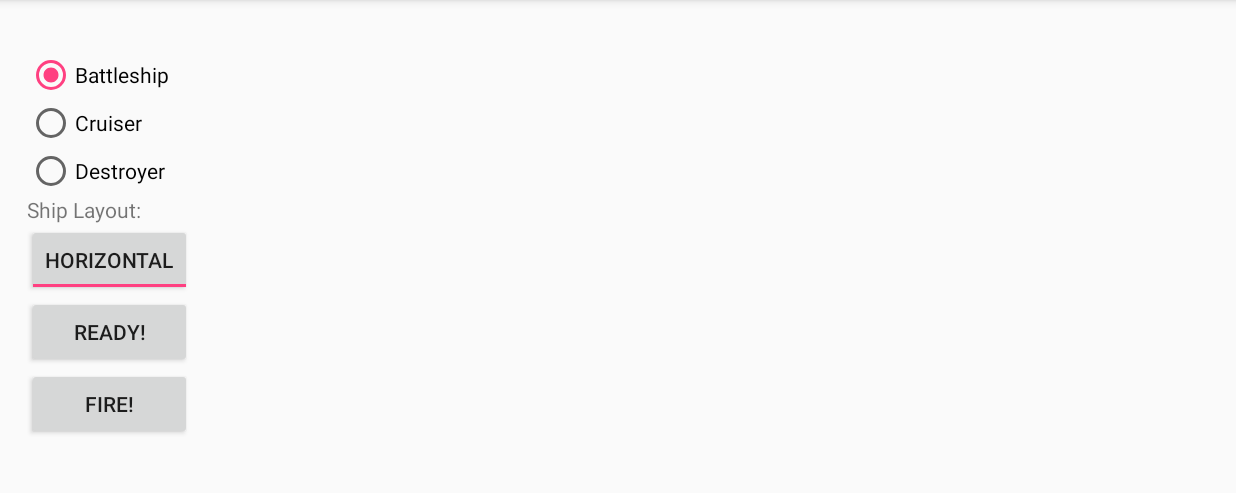
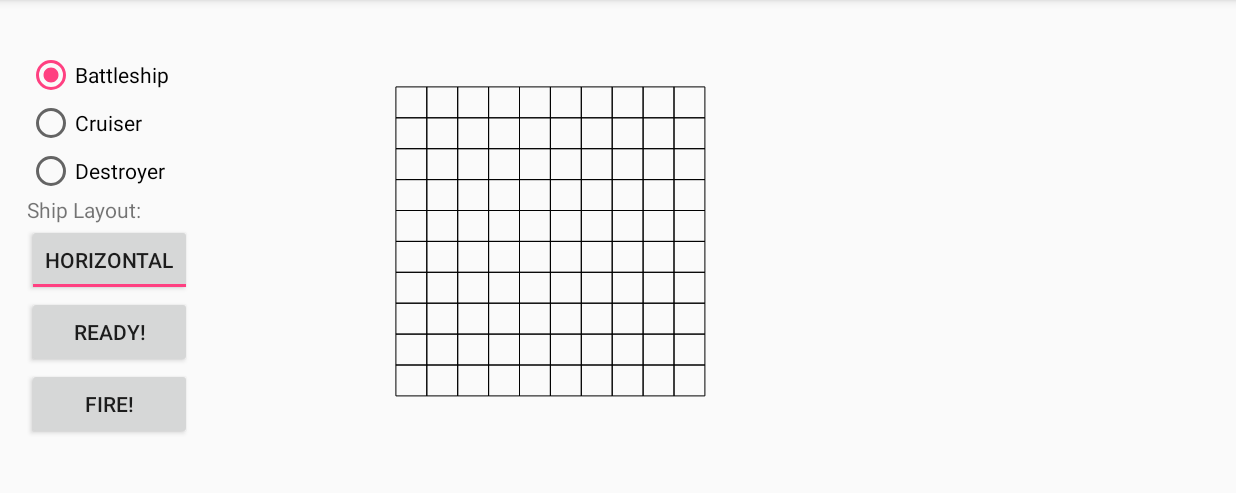
Before and after one commit to mandakos/Laivanupotus, an Android app: the screen it shows after launch (ShipSettingActivity), after a tap on "READY!", on a phone screen of 824 x 412 dp (held sideways), the part 72-565 px from its top. Run offline under Robolectric (Android 15) with nearby library versions, the light colour scheme and no system bars.

Commit message:
oman ruudukon piirto onnistuu nyt

```diff
--- a/app/src/main/java/ryhma3/laivanupotus/ShipSettingActivity.java
+++ b/app/src/main/java/ryhma3/laivanupotus/ShipSettingActivity.java
@@ -22,7 +22,7 @@ public class ShipSettingActivity extends AppCompatActivity {
 
     ShipView shipView;
     ToggleButton toggleBtn;
-    RadioGroup ships;
+    RadioGroup shipsRadioGroup;
     Button readyButton;
     Button fireButton;
     Ship battleship, cruiser, destroyer;
@@ -38,8 +38,8 @@ public class ShipSettingActivity extends AppCompatActivity {
         toggleBtn.setText(getString(R.string.horizontal));
         toggleBtn.setTextOn(getString(R.string.horizontal));
         toggleBtn.setTextOff(getString(R.string.vertical));
-
-        ships = findViewById(R.id.radioShips);
+        shipsRadioGroup = findViewById(R.id.radioShips);
+        shipView = findViewById(R.id.ship_view);
 
         readyButton = findViewById(R.id.readyButton);
         readyButton.setOnClickListener(new Button.OnClickListener(){
@@ -50,9 +50,9 @@ public class ShipSettingActivity extends AppCompatActivity {
                 //Siirrä tämä logiikka Viewiin
                 int x = 0, y = 0;
                 String orientation = toggleBtn.getText().toString();
-                int radioButtonID = ships.getCheckedRadioButtonId();
+                int radioButtonID = shipsRadioGroup.getCheckedRadioButtonId();
                 RadioButton radioButton = findViewById(radioButtonID);
-                int radioIndex = ships.indexOfChild(radioButton);
+                int radioIndex = shipsRadioGroup.indexOfChild(radioButton);
                 Log.d(TAG, "You tried to create a " + radioButton.getText() + " with " + orientation + " orientation.");
                 Log.d(TAG, "radioButtonIndex is " + radioIndex);
                 switch(radioIndex){
@@ -90,7 +90,6 @@ public class ShipSettingActivity extends AppCompatActivity {
                 //TODO: Ampumisen ohjelmalogiikka
             }
         });
-        shipView = new ShipView(this, getLayoutWidth());
     }
 
     public float getLayoutWidth(){
--- a/app/src/main/java/ryhma3/laivanupotus/ShipView.java
+++ b/app/src/main/java/ryhma3/laivanupotus/ShipView.java
@@ -62,9 +62,8 @@ public class ShipView extends View implements Runnable {
     boolean shipsBeingSet = true; //true = laivojenasettelutila, false = taistelutila. Näkymä alkaa oletuksena asettelutilassa
     boolean myTurn = false; //Oletuksena kummankaan pelaajan vuoro ei ole vielä. Pelaaja voi ampua vain kun on hänen vuoronsa
 
-    public ShipView(Context context, float layoutWidth) {
+    public ShipView(Context context) {
         super(context);
-        this.layoutWidth = layoutWidth;
     }
 
     public ShipView(Context context, @Nullable AttributeSet attrs) {
@@ -80,7 +79,7 @@ public class ShipView extends View implements Runnable {
         hitPaint.setColor(Color.RED);
         missPaint.setColor(Color.LTGRAY);
 
-        // Tilan laskentaan tarvittavat loitsut
+        // Tilan laskentaan tarvittavat loitsut. Vaatii kovaa refaktorointia, valtaosa tällä hetkellä turhaa
         wm = (WindowManager) getContext().getSystemService(Context.WINDOW_SERVICE);
         display = wm.getDefaultDisplay();
         size = new Point();
@@ -103,6 +102,8 @@ public class ShipView extends View implements Runnable {
 
         myGrid = new int[CELLS][CELLS];
         enemyGrid = new int[CELLS][CELLS];
+        System.out.println("The width of this view is: " + this.getWidth());
+        System.out.println("The height of this view is: " + this.getHeight());
     }
 
     @Override
@@ -114,9 +115,9 @@ public class ShipView extends View implements Runnable {
     protected void onDraw(Canvas canvas) {
         //TODO: Ruudukon piirtämisen logiikka
         for(int i = 0; i < CELLS; i++) {
-            float yPlacement = (float) ((i + 1) + (layoutWidth * 1.5));
+            float yPlacement = (float) ((i + 1) * (cellSideLength));
             for(int j = 0; j < CELLS; j++){
-                float xPlacement = (float) ((j + 1) + (layoutWidth * 0.5));
+                float xPlacement = (float) ((j + 1) * (cellSideLength));
                 canvas.drawRect(xPlacement, yPlacement, xPlacement + cellSideLength, yPlacement + cellSideLength, gridPaint);
             }
         }
@@ -125,6 +126,7 @@ public class ShipView extends View implements Runnable {
     @Override
     public boolean onTouchEvent(MotionEvent event) {
         //TODO: Kosketustapahtumien logiikka
-        return super.onTouchEvent(event);
+        System.out.println(event.getX() + "," + event.getY());
+        return true;
     }
 }
--- a/app/src/main/res/layout/activity_ship_setting.xml
+++ b/app/src/main/res/layout/activity_ship_setting.xml
@@ -73,4 +73,17 @@
 
     </LinearLayout>
 
+    <ryhma3.laivanupotus.ShipView
+        android:id="@+id/ship_view"
+        android:layout_width="449dp"
+        android:layout_height="290dp"
+        android:layout_marginStart="8dp"
+        android:layout_marginTop="8dp"
+        android:layout_marginEnd="8dp"
+        android:layout_marginBottom="8dp"
+        app:layout_constraintBottom_toBottomOf="parent"
+        app:layout_constraintEnd_toEndOf="parent"
+        app:layout_constraintStart_toEndOf="@+id/linearLayoutPlacement"
+        app:layout_constraintTop_toTopOf="parent" />
+
 </android.support.constraint.ConstraintLayout>
```
